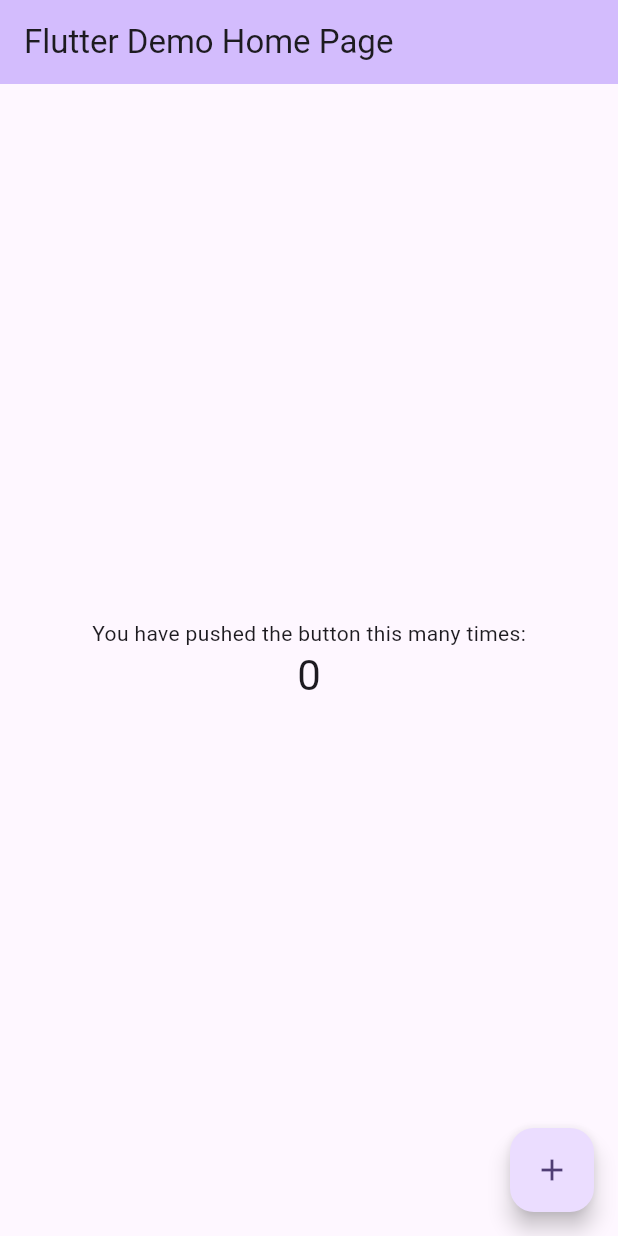
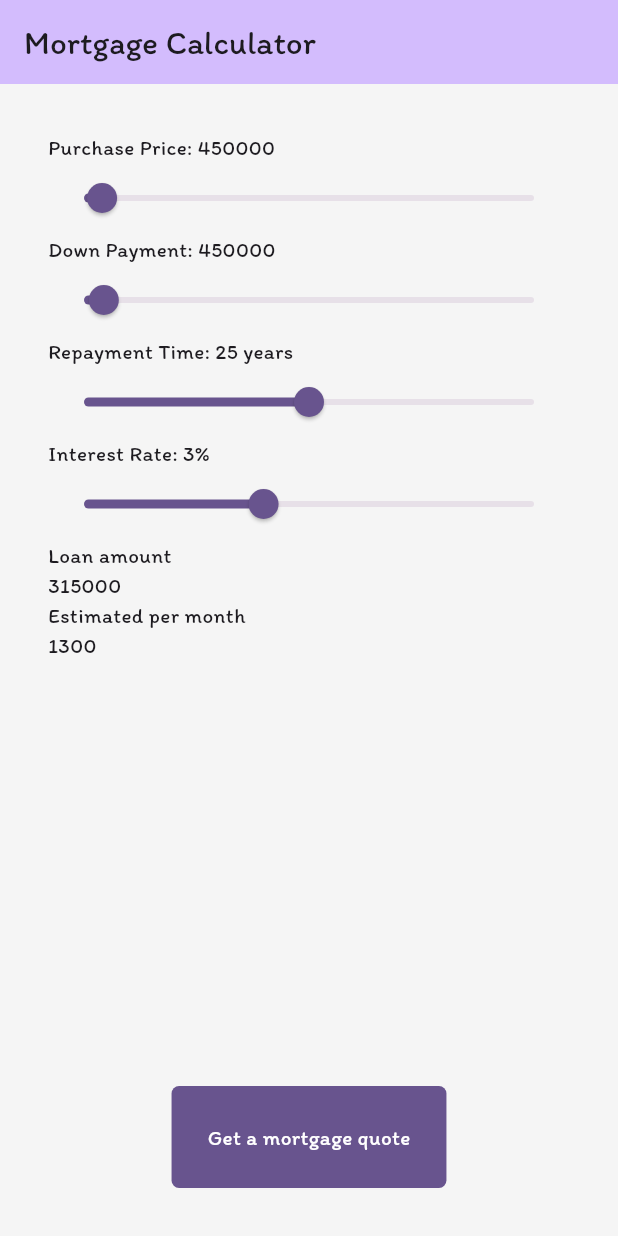
Before and after one commit to mkenlo/mortgage-calculator-app, a Flutter app: the screen it shows after launch, on a phone screen of 412 x 824 dp. Run offline on Flutter 3.47's test engine with Material 3 defaults, Android fonts, the phone set to English and light mode, and no system bars.

Commit message:
implemented the wireframe

```diff
--- /dev/null
+++ b/lib/homePage.dart
@@ -0,0 +1,106 @@
+
+import 'package:flutter/material.dart';
+
+class HomePage extends StatefulWidget{
+  final String title;
+
+  const HomePage({super.key, required this.title});
+
+  @override
+  State<HomePage> createState() => _HomePageState();
+}
+
+
+class _HomePageState extends State<HomePage>{
+
+  calculate(){ }
+
+  Widget estimateBtn(){
+    return InkWell(
+      onTap: ()=> calculate(),
+      child: Container(
+        padding: const EdgeInsets.all(24.0),
+    decoration: BoxDecoration(
+    color: Theme.of(context).primaryColor,
+    borderRadius:  BorderRadius.circular(5.0)),
+
+    child: const Text("Get a mortgage quote", style: TextStyle(color: Colors.white)),
+    )
+    );
+  }
+
+  @override
+  Widget build(BuildContext context) {
+    return Scaffold(
+        appBar: AppBar(
+        backgroundColor: Theme.of(context).colorScheme.inversePrimary,
+    title: Text(widget.title)
+    ),
+    body: Container(
+      decoration: BoxDecoration(color: Colors.grey.shade100),
+      padding: const EdgeInsets.all(32.0),
+    child: Column(
+      crossAxisAlignment: CrossAxisAlignment.start,
+    children:[
+      const Row(
+        children: [ Text("Purchase Price: "), Text("450000")],
+      ),
+      Slider(
+        value: 450000,
+        min: 50000,
+        max: 10000000,
+        label: "450000",
+        onChanged: (double value) {
+
+        },
+      ),
+      const Row(
+        children: [ Text("Down Payment: "), Text("450000")],
+      ),
+      Slider(
+        value: 450000,
+        min: 10000,
+        max: 10000000,
+        label: "450000",
+        onChanged: (double value) {
+
+        },
+      ),
+      const Row(
+        children: [ Text("Repayment Time: "), Text("25 years")],
+      ),
+      Slider(
+        value: 15,
+        max: 30,
+        label: "15",
+        onChanged: (double value) {
+
+        },
+      ),
+      const Row(
+        children: [ Text("Interest Rate: "), Text("3%")],
+      ),
+      Slider(
+        value: 3.99,
+        max: 10,
+        label: "3.99",
+        onChanged: (double value) {
+
+        },
+      ),
+      const Expanded(
+
+          child:  Column(
+        crossAxisAlignment:  CrossAxisAlignment.start,
+        children: [ Text("Loan amount"),
+         Text("315000"),
+         Text("Estimated per month"),
+        Text("1300")]
+      )),
+      Center(child:estimateBtn())
+
+    ]
+    )
+    ));
+  }
+}
--- a/lib/main.dart
+++ b/lib/main.dart
@@ -1,4 +1,5 @@
 import 'package:flutter/material.dart';
+import 'homePage.dart';
 
 void main() {
   runApp(const MyApp());
@@ -11,115 +12,14 @@
   @override
   Widget build(BuildContext context) {
     return MaterialApp(
-      title: 'Flutter Demo',
+      debugShowCheckedModeBanner: false,
+      title: 'Mortgage Calculator',
       theme: ThemeData(
-        // This is the theme of your application.
-        //
-        // TRY THIS: Try running your application with "flutter run". You'll see
-        // the application has a purple toolbar. Then, without quitting the app,
-        // try changing the seedColor in the colorScheme below to Colors.green
-        // and then invoke "hot reload" (save your changes or press the "hot
-        // reload" button in a Flutter-supported IDE, or press "r" if you used
-        // the command line to start the app).
-        //
-        // Notice that the counter didn't reset back to zero; the application
-        // state is not lost during the reload. To reset the state, use hot
-        // restart instead.
-        //
-        // This works for code too, not just values: Most code changes can be
-        // tested with just a hot reload.
+        fontFamily: 'Itim-Regular',
         colorScheme: ColorScheme.fromSeed(seedColor: Colors.deepPurple),
         useMaterial3: true,
       ),
-      home: const MyHomePage(title: 'Flutter Demo Home Page'),
+      home: const HomePage(title: 'Mortgage Calculator'),
     );
   }
 }
-
-class MyHomePage extends StatefulWidget {
-  const MyHomePage({super.key, required this.title});
-
-  // This widget is the home page of your application. It is stateful, meaning
-  // that it has a State object (defined below) that contains fields that affect
-  // how it looks.
-
-  // This class is the configuration for the state. It holds the values (in this
-  // case the title) provided by the parent (in this case the App widget) and
-  // used by the build method of the State. Fields in a Widget subclass are
-  // always marked "final".
-
-  final String title;
-
-  @override
-  State<MyHomePage> createState() => _MyHomePageState();
-}
-
-class _MyHomePageState extends State<MyHomePage> {
-  int _counter = 0;
-
-  void _incrementCounter() {
-    setState(() {
-      // This call to setState tells the Flutter framework that something has
-      // changed in this State, which causes it to rerun the build method below
-      // so that the display can reflect the updated values. If we changed
-      // _counter without calling setState(), then the build method would not be
-      // called again, and so nothing would appear to happen.
-      _counter++;
-    });
-  }
-
-  @override
-  Widget build(BuildContext context) {
-    // This method is rerun every time setState is called, for instance as done
-    // by the _incrementCounter method above.
-    //
-    // The Flutter framework has been optimized to make rerunning build methods
-    // fast, so that you can just rebuild anything that needs updating rather
-    // than having to individually change instances of widgets.
-    return Scaffold(
-      appBar: AppBar(
-        // TRY THIS: Try changing the color here to a specific color (to
-        // Colors.amber, perhaps?) and trigger a hot reload to see the AppBar
-        // change color while the other colors stay the same.
-        backgroundColor: Theme.of(context).colorScheme.inversePrimary,
-        // Here we take the value from the MyHomePage object that was created by
-        // the App.build method, and use it to set our appbar title.
-        title: Text(widget.title),
-      ),
-      body: Center(
-        // Center is a layout widget. It takes a single child and positions it
-        // in the middle of the parent.
-        child: Column(
-          // Column is also a layout widget. It takes a list of children and
-          // arranges them vertically. By default, it sizes itself to fit its
-          // children horizontally, and tries to be as tall as its parent.
-          //
-          // Column has various properties to control how it sizes itself and
-          // how it positions its children. Here we use mainAxisAlignment to
-          // center the children vertically; the main axis here is the vertical
-          // axis because Columns are vertical (the cross axis would be
-          // horizontal).
-          //
-          // TRY THIS: Invoke "debug painting" (choose the "Toggle Debug Paint"
-          // action in the IDE, or press "p" in the console), to see the
-          // wireframe for each widget.
-          mainAxisAlignment: MainAxisAlignment.center,
-          children: <Widget>[
-            const Text(
-              'You have pushed the button this many times:',
-            ),
-            Text(
-              '$_counter',
-              style: Theme.of(context).textTheme.headlineMedium,
-            ),
-          ],
-        ),
-      ),
-      floatingActionButton: FloatingActionButton(
-        onPressed: _incrementCounter,
-        tooltip: 'Increment',
-        child: const Icon(Icons.add),
-      ), // This trailing comma makes auto-formatting nicer for build methods.
-    );
-  }
-}
```
Also changed, not shown: pubspec.yaml (+4 -6 lines), fonts/Itim-Regular.ttf (added).
